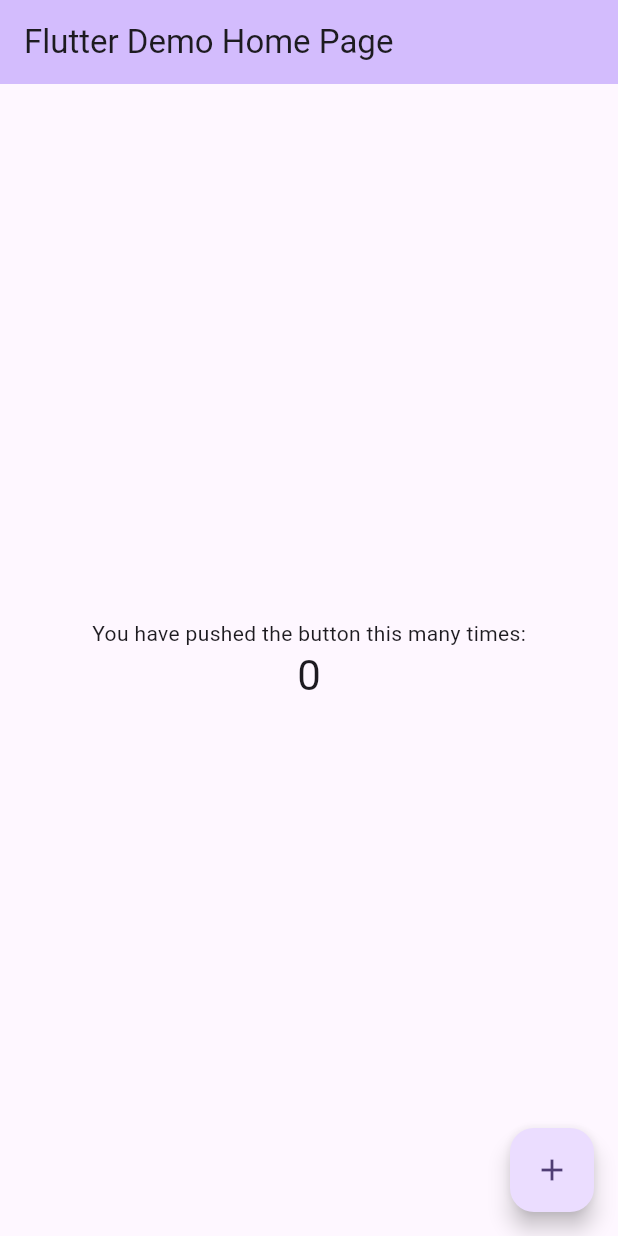
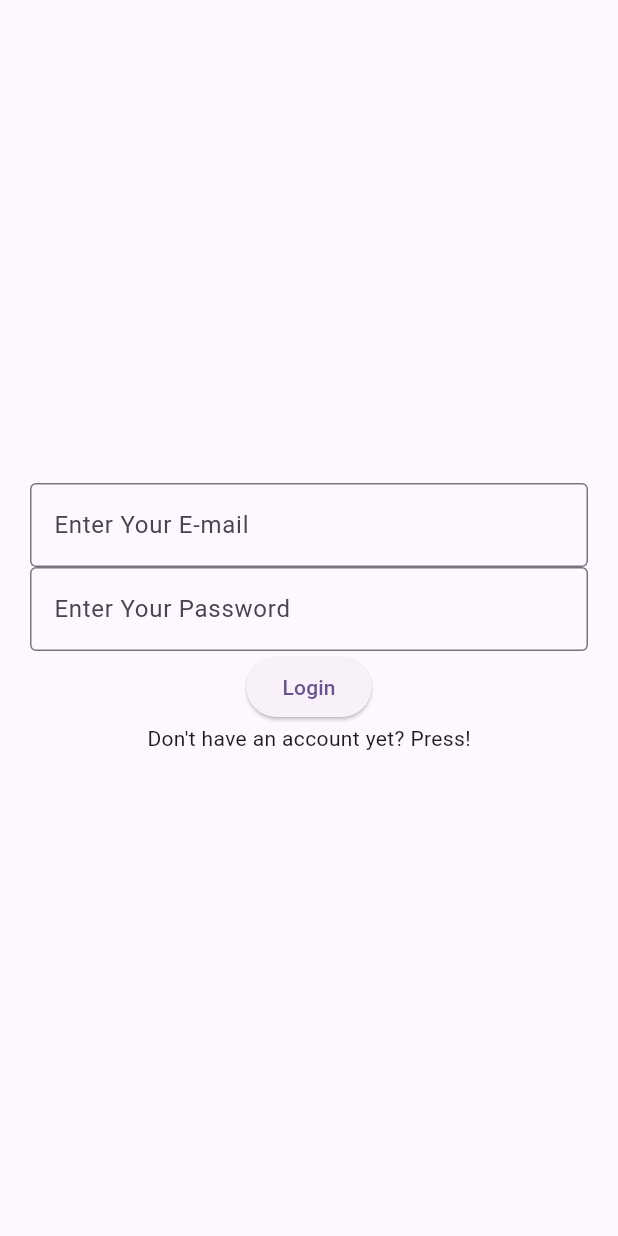
Before and after one commit to Limtotage/flutter_todo_app, a Flutter app: the screen it shows after launch, on a phone screen of 412 x 824 dp. Run offline on Flutter 3.47's test engine with Material 3 defaults, Android fonts, the phone set to English and light mode, and no system bars; our stand-ins replace firebase_auth, firebase_core; accounts and stored records are empty.

Commit message:
v0.3 Register and Login Auth Added

```diff
--- a/lib/main.dart
+++ b/lib/main.dart
@@ -1,5 +1,6 @@
 import 'package:flutter/material.dart';
 import 'package:firebase_core/firebase_core.dart';
+import 'package:flutter_todo_app/pages/login_register_page.dart';
 import 'firebase_options.dart';
 
 void main() async {
@@ -19,113 +20,10 @@ class MyApp extends StatelessWidget {
     return MaterialApp(
       title: 'Flutter Demo',
       theme: ThemeData(
-        // This is the theme of your application.
-        //
-        // TRY THIS: Try running your application with "flutter run". You'll see
-        // the application has a purple toolbar. Then, without quitting the app,
-        // try changing the seedColor in the colorScheme below to Colors.green
-        // and then invoke "hot reload" (save your changes or press the "hot
-        // reload" button in a Flutter-supported IDE, or press "r" if you used
-        // the command line to start the app).
-        //
-        // Notice that the counter didn't reset back to zero; the application
-        // state is not lost during the reload. To reset the state, use hot
-        // restart instead.
-        //
-        // This works for code too, not just values: Most code changes can be
-        // tested with just a hot reload.
         colorScheme: ColorScheme.fromSeed(seedColor: Colors.deepPurple),
         useMaterial3: true,
       ),
-      home: const MyHomePage(title: 'Flutter Demo Home Page'),
+      home: const LoginRagistePage(),
     );
   }
 }
-
-class MyHomePage extends StatefulWidget {
-  const MyHomePage({super.key, required this.title});
-
-  // This widget is the home page of your application. It is stateful, meaning
-  // that it has a State object (defined below) that contains fields that affect
-  // how it looks.
-
-  // This class is the configuration for the state. It holds the values (in this
-  // case the title) provided by the parent (in this case the App widget) and
-  // used by the build method of the State. Fields in a Widget subclass are
-  // always marked "final".
-
-  final String title;
-
-  @override
-  State<MyHomePage> createState() => _MyHomePageState();
-}
-
-class _MyHomePageState extends State<MyHomePage> {
-  int _counter = 0;
-
-  void _incrementCounter() {
-    setState(() {
-      // This call to setState tells the Flutter framework that something has
-      // changed in this State, which causes it to rerun the build method below
-      // so that the display can reflect the updated values. If we changed
-      // _counter without calling setState(), then the build method would not be
-      // called again, and so nothing would appear to happen.
-      _counter++;
-    });
-  }
-
-  @override
-  Widget build(BuildContext context) {
-    // This method is rerun every time setState is called, for instance as done
-    // by the _incrementCounter method above.
-    //
-    // The Flutter framework has been optimized to make rerunning build methods
-    // fast, so that you can just rebuild anything that needs updating rather
-    // than having to individually change instances of widgets.
-    return Scaffold(
-      appBar: AppBar(
-        // TRY THIS: Try changing the color here to a specific color (to
-        // Colors.amber, perhaps?) and trigger a hot reload to see the AppBar
-        // change color while the other colors stay the same.
-        backgroundColor: Theme.of(context).colorScheme.inversePrimary,
-        // Here we take the value from the MyHomePage object that was created by
-        // the App.build method, and use it to set our appbar title.
-        title: Text(widget.title),
-      ),
-      body: Center(
-        // Center is a layout widget. It takes a single child and positions it
-        // in the middle of the parent.
-        child: Column(
-          // Column is also a layout widget. It takes a list of children and
-          // arranges them vertically. By default, it sizes itself to fit its
-          // children horizontally, and tries to be as tall as its parent.
-          //
-          // Column has various properties to control how it sizes itself and
-          // how it positions its children. Here we use mainAxisAlignment to
-          // center the children vertically; the main axis here is the vertical
-          // axis because Columns are vertical (the cross axis would be
-          // horizontal).
-          //
-          // TRY THIS: Invoke "debug painting" (choose the "Toggle Debug Paint"
-          // action in the IDE, or press "p" in the console), to see the
-          // wireframe for each widget.
-          mainAxisAlignment: MainAxisAlignment.center,
-          children: <Widget>[
-            const Text(
-              'You have pushed the button this many times:',
-            ),
-            Text(
-              '$_counter',
-              style: Theme.of(context).textTheme.headlineMedium,
-            ),
-          ],
-        ),
-      ),
-      floatingActionButton: FloatingActionButton(
-        onPressed: _incrementCounter,
-        tooltip: 'Increment',
-        child: const Icon(Icons.add),
-      ), // This trailing comma makes auto-formatting nicer for build methods.
-    );
-  }
-}
--- /dev/null
+++ b/lib/pages/login_register_page.dart
@@ -0,0 +1,92 @@
+import 'package:firebase_auth/firebase_auth.dart';
+import 'package:flutter/material.dart';
+import 'package:flutter_todo_app/services/auth.dart';
+
+class LoginRagistePage extends StatefulWidget {
+  const LoginRagistePage({super.key});
+
+  @override
+  State<LoginRagistePage> createState() => _LoginRagistePageState();
+}
+
+class _LoginRagistePageState extends State<LoginRagistePage> {
+  final TextEditingController emailController = TextEditingController();
+  final TextEditingController passwordController = TextEditingController();
+
+  bool isLogin = true;
+  String? errorMessage;
+
+  Future<void> createuser() async {
+    try {
+      await Auth().createUser(
+          email: emailController.text, password: passwordController.text);
+    } on FirebaseAuthException catch (e) {
+      setState(() {
+        errorMessage = e.message;
+      });
+    }
+  }
+
+  Future<void> userLogin() async {
+    try {
+      await Auth().userLogin(
+          email: emailController.text, password: passwordController.text);
+      print(Auth().currentUser!.uid);
+    } on FirebaseAuthException catch (e) {
+      setState(() {
+        errorMessage = e.message;
+      });
+    }
+  }
+
+  @override
+  Widget build(BuildContext context) {
+    return Scaffold(
+      body: Padding(
+        padding: EdgeInsets.symmetric(horizontal: 20),
+        child: Column(
+          mainAxisAlignment: MainAxisAlignment.center,
+          crossAxisAlignment: CrossAxisAlignment.center,
+          children: [
+            TextField(
+              controller: emailController,
+              decoration: const InputDecoration(
+                hintText: "Enter Your E-mail",
+                border: OutlineInputBorder(),
+              ),
+            ),
+            TextField(
+              controller: passwordController,
+              obscureText: true,
+              decoration: const InputDecoration(
+                hintText: "Enter Your Password",
+                border: OutlineInputBorder(),
+              ),
+            ),
+            errorMessage != null
+                ? Text(errorMessage!)
+                : const SizedBox.shrink(),
+            ElevatedButton(
+                onPressed: () {
+                  if (isLogin) {
+                    userLogin();
+                  } else {
+                    createuser();
+                  }
+                },
+                child: isLogin ? const Text("Login") : const Text("Sign Up")),
+            GestureDetector(
+                onTap: () {
+                  setState(() {
+                    isLogin = !isLogin;
+                  });
+                },
+                child: isLogin
+                    ? Text("Don't have an account yet? Press!")
+                    : const Text("Already have an account? Press!")),
+          ],
+        ),
+      ),
+    );
+  }
+}
--- /dev/null
+++ b/lib/services/auth.dart
@@ -0,0 +1,27 @@
+import "package:firebase_auth/firebase_auth.dart";
+
+class Auth {
+  final FirebaseAuth _firebaseAuth = FirebaseAuth.instance;
+  User? get currentUser => _firebaseAuth.currentUser;
+  Stream<User?> get authStateChanges => _firebaseAuth.authStateChanges();
+  //User? verisi değişirse haberimiz olacak Stream Değişim olunca çağrılıyor.
+  //register
+  // Future async yapılar için kullanılır içerisinde veri bekleriz
+  Future<void> createUser(
+      {required String email, required String password}) async {
+    await _firebaseAuth.createUserWithEmailAndPassword(
+        email: email, password: password);
+  }
+
+  //login
+  Future<void> userLogin(
+      {required String email, required String password}) async {
+    await _firebaseAuth.signInWithEmailAndPassword(
+        email: email, password: password);
+  }
+
+  // sign out
+  Future<void> userLogout() async {
+    await _firebaseAuth.signOut();
+  }
+}
--- a/pubspec.yaml
+++ b/pubspec.yaml
@@ -35,6 +35,7 @@ dependencies:
   # Use with the CupertinoIcons class for iOS style icons.
   cupertino_icons: ^1.0.8
   firebase_core: ^3.13.0
+  firebase_auth: ^5.5.2
 
 dev_dependencies:
   flutter_test:
```
Also changed, not shown: 3 other files.
